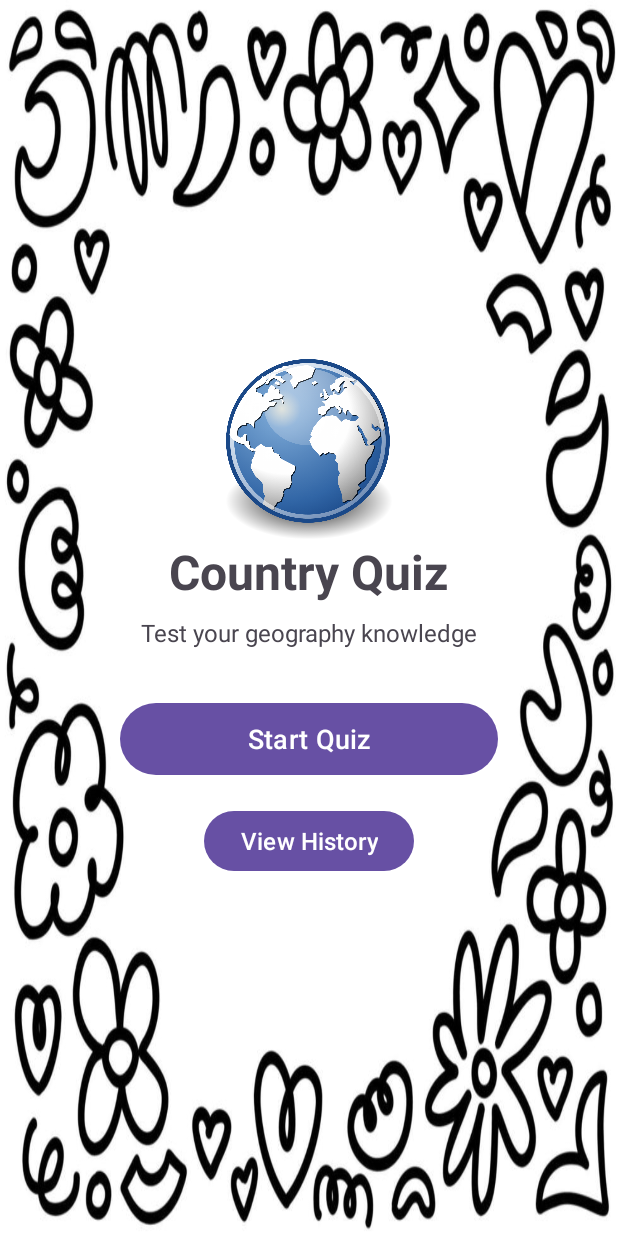
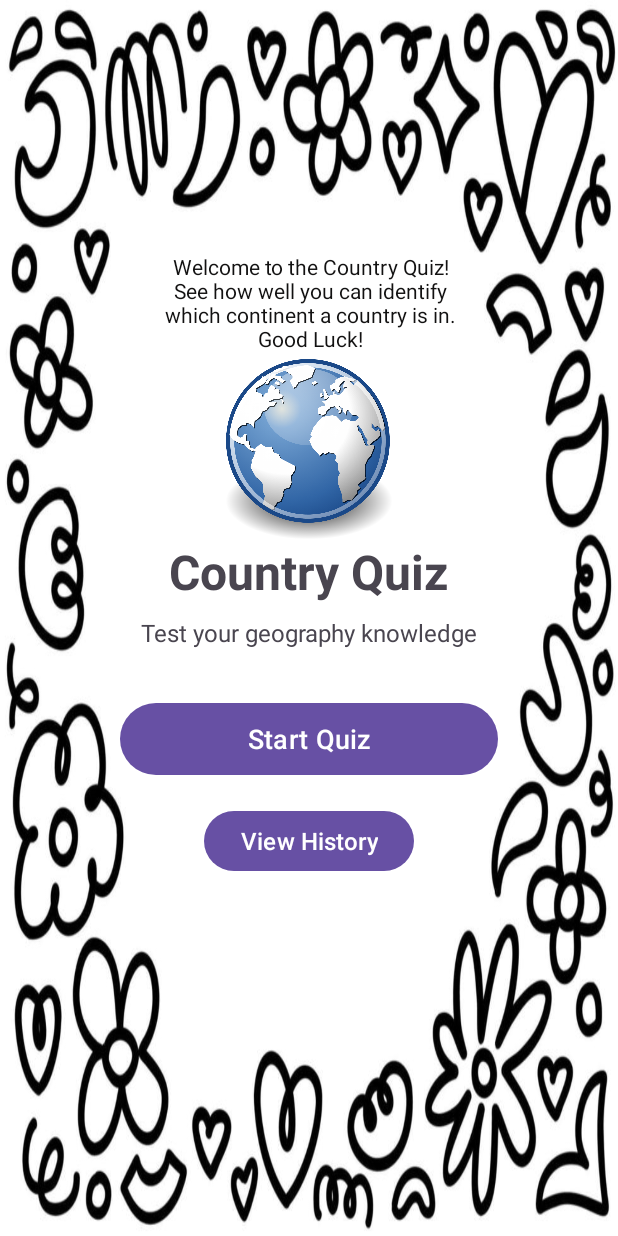
Before and after one commit to YenHVo/CountryQuiz, an Android app: the screen it shows after launch (MainActivity), on a phone screen of 412 x 824 dp. Run offline under Robolectric (Android 15) with nearby library versions, the phone set to English and light mode, and no system bars.

Commit message:
Added instructions blerb on main page

```diff
--- a/app/src/main/res/layout/activity_main.xml
+++ b/app/src/main/res/layout/activity_main.xml
@@ -8,6 +8,19 @@
     android:layout_height="match_parent"
     android:background="@drawable/doodle"
     tools:context=".MainActivity">
+
+    <TextView
+        android:id="@+id/purposeBlurb"
+        android:layout_width="196dp"
+        android:layout_height="71dp"
+        android:text="Welcome to the Country Quiz! See how well you can identify which continent a country is in. Good Luck!"
+        android:textAlignment="center"
+        android:textColor="#121111"
+        android:textSize="14sp"
+        app:layout_constraintBottom_toTopOf="@+id/logo"
+        app:layout_constraintEnd_toEndOf="parent"
+        app:layout_constraintHorizontal_bias="0.503"
+        app:layout_constraintStart_toStartOf="parent" />
 
     <ImageView
         android:id="@+id/logo"
```
